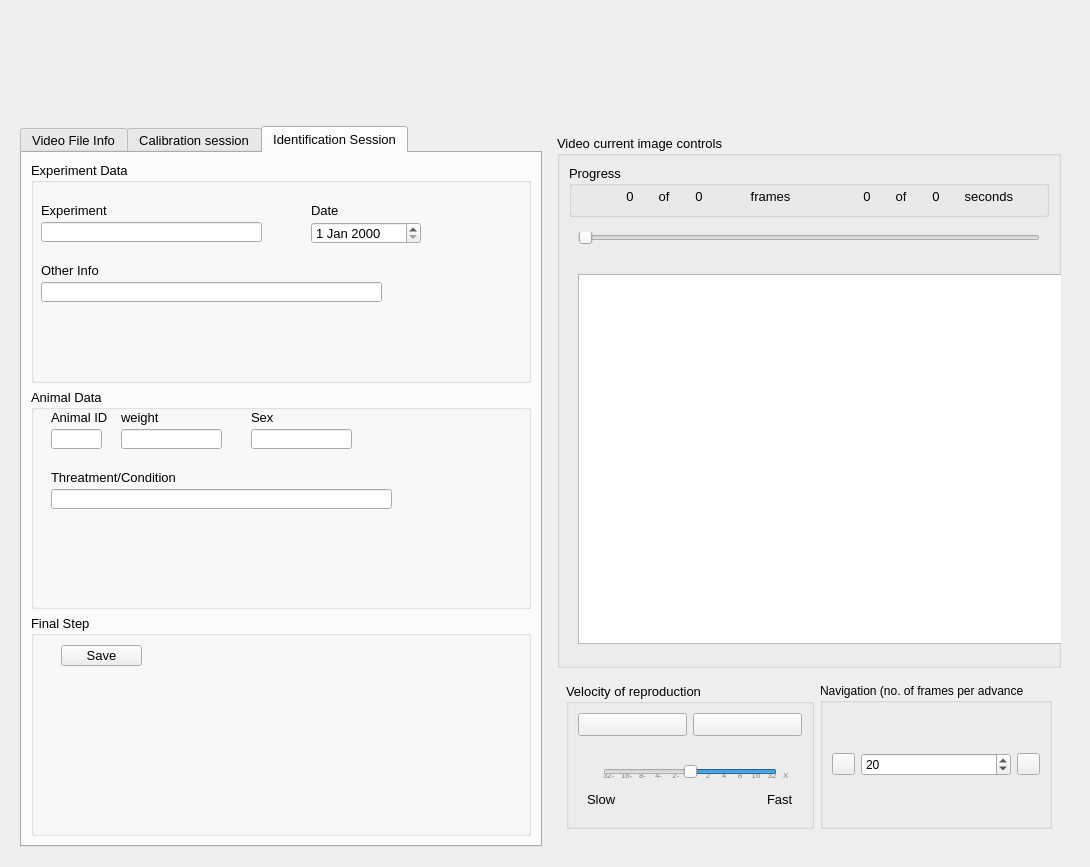
Above: src/telacadastrofilme.ui from EthoWatcher/ethowatcher before the change. Below: the same form after it.
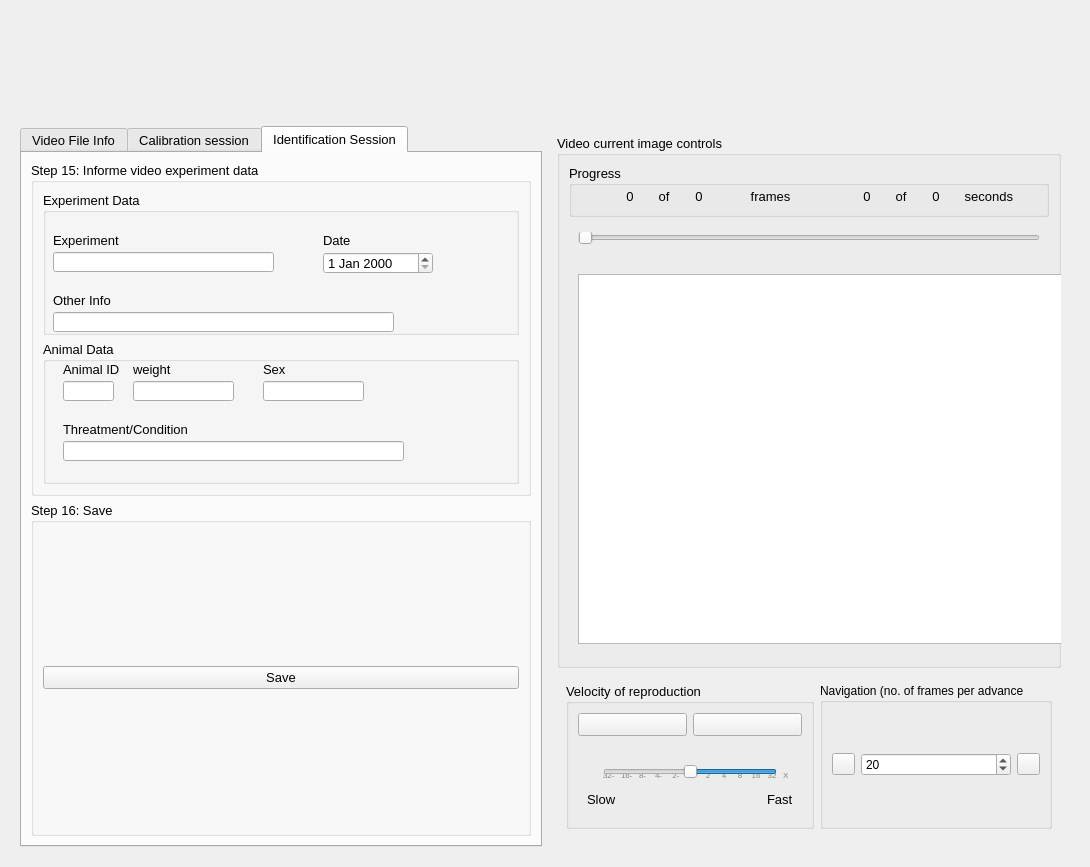
That is the form after the change. The open tabs and pages were chosen to show the change. Icons and pictures are not drawn.

Commit message: deixando a interface mais consistente

The edit to the form file:
```diff
--- a/src/telacadastrofilme.ui
+++ b/src/telacadastrofilme.ui
@@ -1988,6 +1988,12 @@
          </attribute>
          <layout class="QVBoxLayout" name="verticalLayout_29">
           <item>
+           <widget class="QGroupBox" name="groupBox_20">
+            <property name="title">
+             <string>Step 15: Informe video experiment data</string>
+            </property>
+            <layout class="QVBoxLayout" name="verticalLayout_42">
+             <item>
            <widget class="QGroupBox" name="groupBox_35">
             <property name="title">
              <string>Experiment Data</string>
@@ -2180,27 +2186,26 @@
             </widget>
            </widget>
           </item>
+            </layout>
+           </widget>
+          </item>
           <item>
            <widget class="QGroupBox" name="groupBox_4">
             <property name="title">
-             <string>Final Step</string>
+             <string>Step 16: Save</string>
             </property>
+            <layout class="QHBoxLayout" name="horizontalLayout_43">
+             <item>
             <widget class="QPushButton" name="pbCadastrar1">
              <property name="enabled">
               <bool>true</bool>
              </property>
-             <property name="geometry">
-              <rect>
-               <x>30</x>
-               <y>30</y>
-               <width>81</width>
-               <height>21</height>
-              </rect>
-             </property>
              <property name="text">
               <string>Save</string>
              </property>
             </widget>
+             </item>
+            </layout>
            </widget>
           </item>
          </layout>
```
Left out of the diff: 6 changed lines with no effect on the pictures. Lines whose indentation alone changed are shown as unchanged.
